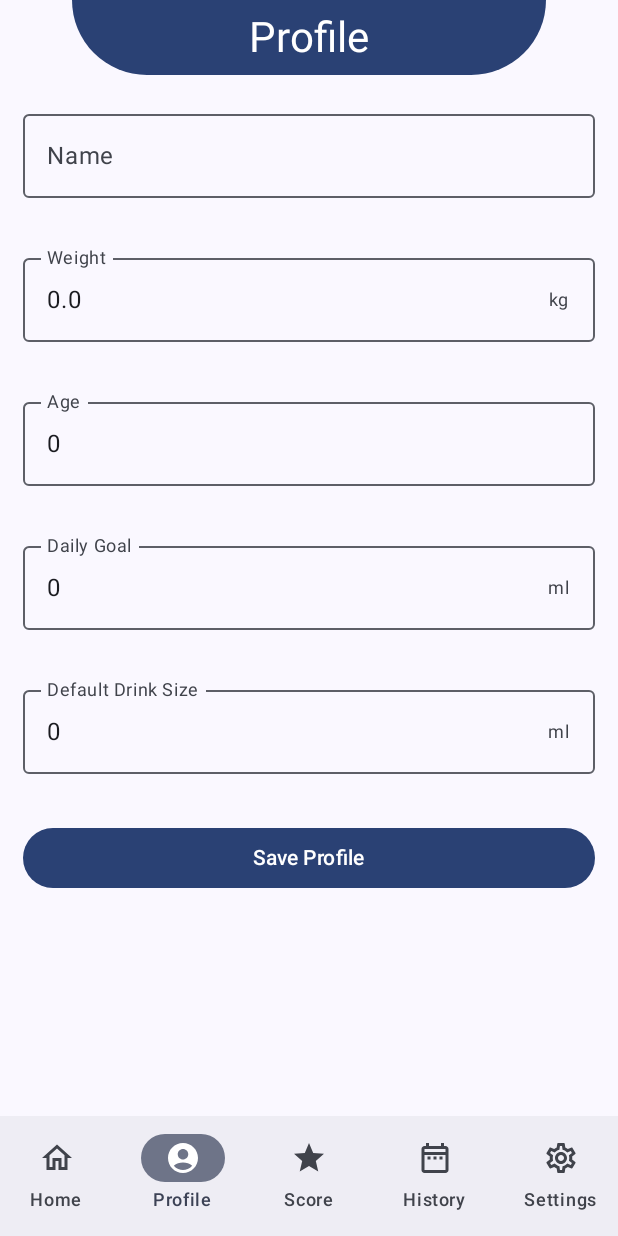
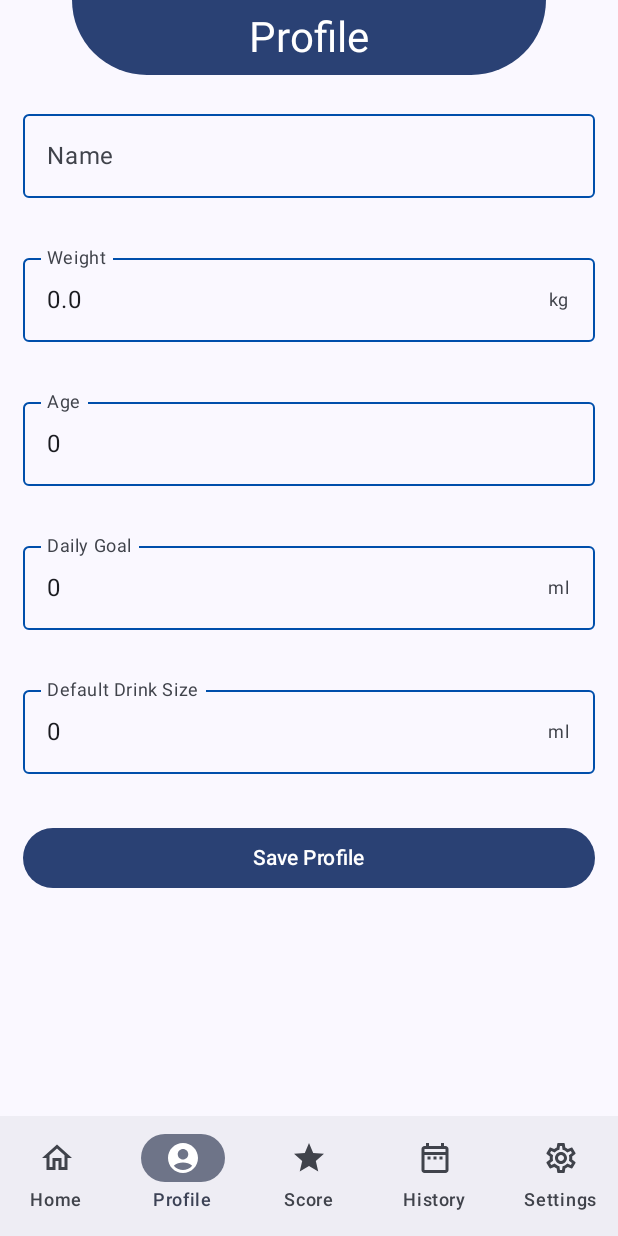
Before and after one commit to straumandi/Hydrinker, an Android app built with Jetpack Compose: the ProfileScreen screen opened through its navigation route, on a phone screen of 412 x 824 dp. Run offline under Robolectric (Android 15) with nearby library versions, the phone set to English and light mode, and no system bars; our stand-ins replace Room's generated code.

Commit message:
Profile Screen change Textfield colors

```diff
--- a/app/src/main/java/com/example/hydrinker/screens/ProfileScreen.kt
+++ b/app/src/main/java/com/example/hydrinker/screens/ProfileScreen.kt
@@ -2,17 +2,24 @@ package com.example.hydrinker.screens
 
 import android.content.Context
 import android.widget.Toast
+import androidx.compose.foundation.border
 import androidx.compose.foundation.layout.Arrangement
 import androidx.compose.foundation.layout.Column
 import androidx.compose.foundation.layout.fillMaxSize
 import androidx.compose.foundation.layout.fillMaxWidth
 import androidx.compose.foundation.layout.padding
 import androidx.compose.foundation.layout.size
+import androidx.compose.foundation.shape.RoundedCornerShape
 import androidx.compose.material3.Button
 import androidx.compose.material3.CircularProgressIndicator
+import androidx.compose.material3.ExperimentalMaterial3Api
 import androidx.compose.material3.MaterialTheme
 import androidx.compose.material3.OutlinedTextField
 import androidx.compose.material3.Text
+import androidx.compose.material3.TextFieldDefaults
+import androidx.compose.material3.TextFieldDefaults.colors
+import androidx.compose.material3.TextFieldDefaults.outlinedTextFieldColors
+import androidx.compose.material3.TextFieldDefaults.shape
 import androidx.compose.runtime.Composable
 import androidx.compose.runtime.LaunchedEffect
 import androidx.compose.runtime.getValue
@@ -21,6 +28,7 @@ import androidx.compose.runtime.remember
 import androidx.compose.runtime.setValue
 import androidx.compose.ui.Alignment
 import androidx.compose.ui.Modifier
+import androidx.compose.ui.draw.shadow
 import androidx.compose.ui.focus.onFocusChanged
 import androidx.compose.ui.graphics.Color
 import androidx.compose.ui.platform.LocalContext
@@ -44,6 +52,7 @@ import kotlinx.coroutines.withContext
 
 val Context.dataStore: DataStore<Preferences> by preferencesDataStore(name = "user")
 
+@OptIn(ExperimentalMaterial3Api::class)
 @Composable
 fun ProfileScreen(navController: NavController, context: Context = LocalContext.current) {
     // 'remember' is a Compose function to retain state across recompositions
@@ -82,7 +91,13 @@ fun ProfileScreen(navController: NavController, context: Context = LocalContext.
             onValueChange = { uiState = uiState.copy(name = it) },
             label = { Text("Name") },
             singleLine = true,
+            colors = TextFieldDefaults.outlinedTextFieldColors(
+                focusedBorderColor = Color(0xFF84D0FB),
+                    unfocusedBorderColor = Color(0xFF004FAB)
+            ),
+
             isError = !uiState.isNameValid,
+
             modifier = Modifier
                 .fillMaxWidth()
                 .padding(vertical = 8.dp)
@@ -108,6 +123,10 @@ fun ProfileScreen(navController: NavController, context: Context = LocalContext.
             onValueChange = { uiState = uiState.copy(weight = it) }, label = { Text("Weight") },
             trailingIcon = { Text("kg", style = MaterialTheme.typography.bodySmall) },
             singleLine = true,
+            colors = TextFieldDefaults.outlinedTextFieldColors(
+                focusedBorderColor = Color(0xFF84D0FB),
+                unfocusedBorderColor = Color(0xFF004FAB)
+            ),
             isError = !uiState.isWeightValid,
             supportingText = {
                 if (!uiState.isWeightValid) {
@@ -135,6 +154,10 @@ fun ProfileScreen(navController: NavController, context: Context = LocalContext.
             onValueChange = { uiState = uiState.copy(age = it) }, label = { Text("Age") },
             singleLine = true,
             isError = !uiState.isAgeValid,
+            colors = TextFieldDefaults.outlinedTextFieldColors(
+                focusedBorderColor = Color(0xFF84D0FB),
+                unfocusedBorderColor = Color(0xFF004FAB)
+            ),
             supportingText = {
                 if (!uiState.isAgeValid) {
                     Text(
@@ -161,6 +184,10 @@ fun ProfileScreen(navController: NavController, context: Context = LocalContext.
             label = { Text("Daily Goal") },
             trailingIcon = { Text("ml", style = MaterialTheme.typography.bodySmall) },
             singleLine = true,
+            colors = TextFieldDefaults.outlinedTextFieldColors(
+                focusedBorderColor = Color(0xFF84D0FB),
+                unfocusedBorderColor = Color(0xFF004FAB)
+            ),
             isError = !uiState.isDailyGoalValid,
             supportingText = {
                 if (!uiState.isDailyGoalValid) {
@@ -189,6 +216,10 @@ fun ProfileScreen(navController: NavController, context: Context = LocalContext.
             label = { Text("Default Drink Size") },
             trailingIcon = { Text("ml", style = MaterialTheme.typography.bodySmall) },
             singleLine = true,
+            colors = TextFieldDefaults.outlinedTextFieldColors(
+                focusedBorderColor = Color(0xFF84D0FB),
+                unfocusedBorderColor = Color(0xFF004FAB)
+            ),
             isError = !uiState.isDrinkSizeValid,
             supportingText = {
                 if (!uiState.isDrinkSizeValid) {
```
